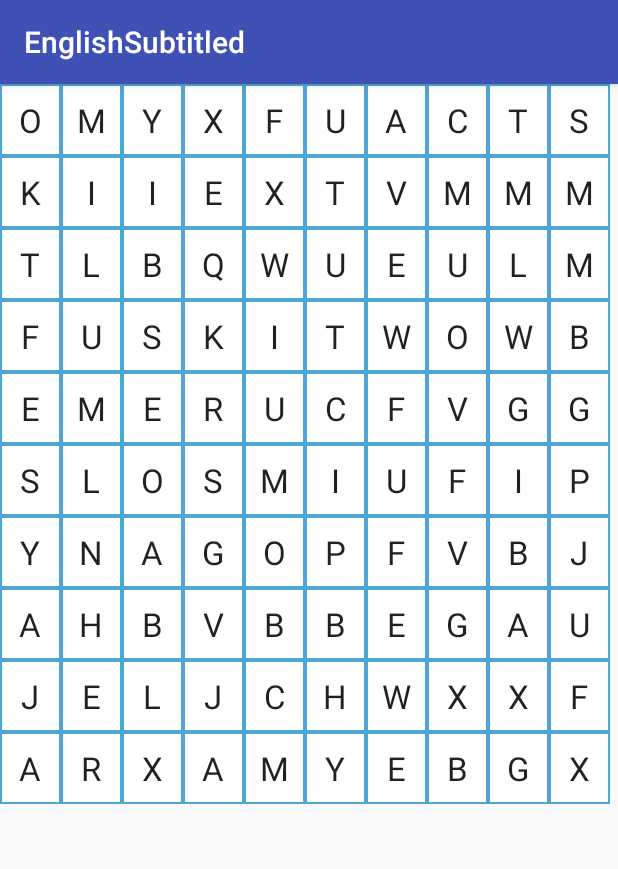
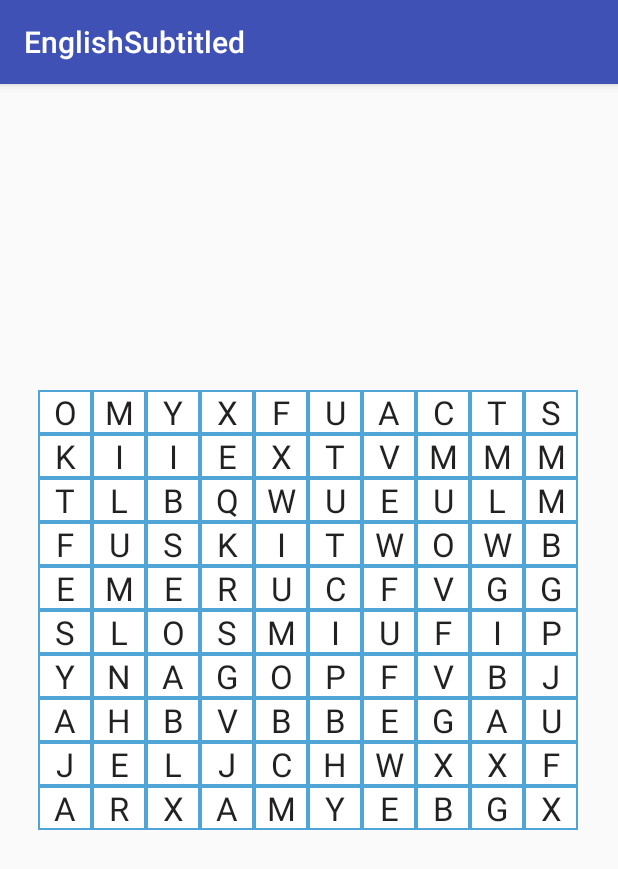
Before and after one commit to justynamaciag/ES-Android-App, an Android app: the CrosswordActivity screen opened directly, with no data from a screen before it, on a phone screen of 412 x 824 dp. Shown: the top 869 px of the screen. Run offline under Robolectric (Android 15) with nearby library versions, the phone set to English and light mode, and no system bars; 5 statements that could not run were skipped.

Commit message:
Third game fixed, added LessonRetreiver class.

```diff
--- a/app/src/main/java/com/justyna/englishsubtitled/games/CrosswordActivity.java
+++ b/app/src/main/java/com/justyna/englishsubtitled/games/CrosswordActivity.java
@@ -1,7 +1,7 @@
 package com.justyna.englishsubtitled.games;
 
 import android.annotation.SuppressLint;
-import android.os.AsyncTask;
+import android.content.Intent;
 import android.support.v7.app.AppCompatActivity;
 import android.os.Bundle;
 import android.view.MotionEvent;
@@ -12,15 +12,11 @@ import android.widget.TextView;
 import android.widget.Toast;
 
 import com.justyna.englishsubtitled.R;
-import com.justyna.englishsubtitled.model.Lesson;
 import com.justyna.englishsubtitled.model.Translation;
-
-import org.springframework.web.client.RestTemplate;
 
 import java.util.ArrayList;
 import java.util.List;
 import java.util.Random;
-import java.util.concurrent.ExecutionException;
 
 public class CrosswordActivity extends AppCompatActivity {
 
@@ -29,7 +25,7 @@ public class CrosswordActivity extends AppCompatActivity {
     List<String> gridViewLetters;
     Random rand;
     String[][] table;
-    int i;
+    int i = 0;
     String prevClicked, actualClicked;
     TextView helperTV;
     int N = 10;
@@ -39,18 +35,22 @@ public class CrosswordActivity extends AppCompatActivity {
     @Override
     protected void onCreate(Bundle savedInstanceState) {
         super.onCreate(savedInstanceState);
+        setContentView(R.layout.activity_crossword);
+
+        helperTV = findViewById(R.id.helperTv);
+
+        Intent intent = getIntent();
+        translations = (List<Translation>) intent.getSerializableExtra("translations");
 
         table = new String[N][N];
         rand = new Random();
-        translations = prepareTranslationList();
         currentTranslation = getRandomTranslation();
         gridViewLetters = prepareTable(currentTranslation);
-        i=0;
+
+        helperTV.setText(currentTranslation.getPlWord());
 
         ArrayAdapter<String> crosswordAdapter = new ArrayAdapter<String>(this, R.layout.crossword, R.id.crossword, gridViewLetters);
-
-        GridView crosswordGrid = new GridView(this);
-        setContentView(crosswordGrid);
+        GridView crosswordGrid = findViewById(R.id.gridview);
         crosswordGrid.setNumColumns(N);
         crosswordGrid.setAdapter(crosswordAdapter);
 
@@ -83,19 +83,6 @@ public class CrosswordActivity extends AppCompatActivity {
 
         });
 
-    }
-
-
-    private List<Translation> prepareTranslationList() {
-
-        Lesson lesson;
-        try {
-            lesson = new RetrieveLesson().execute().get();
-        } catch (InterruptedException | ExecutionException e) {
-            lesson = null;
-            this.finish();
-        }
-        return lesson.getTranslations();
     }
 
     private Translation getRandomTranslation() {
@@ -132,13 +119,4 @@ public class CrosswordActivity extends AppCompatActivity {
         return tableList;
 
     }
-
-    private class RetrieveLesson extends AsyncTask<Void, Void, Lesson> {
-        @Override
-        protected Lesson doInBackground(Void... voids) {
-            String baseUrl = "http://10.0.2.2:8080";
-            RestTemplate restTemplate = new RestTemplate();
-            return restTemplate.getForObject(baseUrl + "/lessons/2", Lesson.class);
-        }
-    }
 }
--- a/app/src/main/res/layout/activity_crossword.xml
+++ b/app/src/main/res/layout/activity_crossword.xml
@@ -9,7 +9,7 @@
     <GridView
         android:id="@+id/gridview"
         android:layout_width="361dp"
-        android:layout_height="430dp"
+        android:layout_height="360dp"
         android:layout_margin="8dp"
         android:layout_marginBottom="8dp"
         android:layout_marginEnd="8dp"
@@ -18,26 +18,23 @@
         app:layout_constraintBottom_toBottomOf="parent"
         app:layout_constraintEnd_toEndOf="parent"
         app:layout_constraintStart_toStartOf="parent"
-        app:layout_constraintTop_toTopOf="parent" >
+        app:layout_constraintTop_toTopOf="parent"></GridView>
+
 
     <TextView
         android:id="@+id/helperTv"
-            android:layout_width="wrap_content"
-            android:layout_height="wrap_content"
+        android:layout_width="95dp"
+        android:layout_height="50dp"
         android:layout_marginBottom="8dp"
         android:layout_marginEnd="8dp"
         android:layout_marginStart="8dp"
         android:layout_marginTop="8dp"
-            android:text="Bleee"
-            android:visibility="visible"
         app:layout_constraintBottom_toBottomOf="parent"
         app:layout_constraintEnd_toEndOf="parent"
-            app:layout_constraintHorizontal_bias="0.441"
+        app:layout_constraintHorizontal_bias="0.501"
         app:layout_constraintStart_toStartOf="parent"
         app:layout_constraintTop_toTopOf="parent"
-            app:layout_constraintVertical_bias="0.97" />
-
-    </GridView>
+        app:layout_constraintVertical_bias="0.961" />
 
 
 </android.support.constraint.ConstraintLayout>
--- a/app/src/main/res/layout/crossword.xml
+++ b/app/src/main/res/layout/crossword.xml
@@ -1,9 +1,10 @@
 <?xml version="1.0" encoding="utf-8"?>
 <LinearLayout xmlns:android="http://schemas.android.com/apk/res/android"
     android:layout_width="match_parent"
-    android:layout_height="match_parent">
+    android:layout_height="match_parent"
+    android:id="@+id/crosswordLayout">
 
-    <Button
+    <TextView
         android:id="@+id/crossword"
         android:layout_width="match_parent"
         android:layout_height="match_parent"
```
Also changed, not shown: app/src/main/java/com/justyna/englishsubtitled/LessonRetriever.java (added, +35 -0 lines), app/src/main/java/com/justyna/englishsubtitled/LessonsActivity.java (+10 -1 lines), app/src/main/java/com/justyna/englishsubtitled/games/ABCDActivity.java (+4 -32 lines), app/src/main/java/com/justyna/englishsubtitled/games/WordActivity.java (+5 -30 lines), app/src/main/java/com/justyna/englishsubtitled/model/Translation.java (+37 -1 lines). Lines whose indentation alone changed are shown as unchanged.
